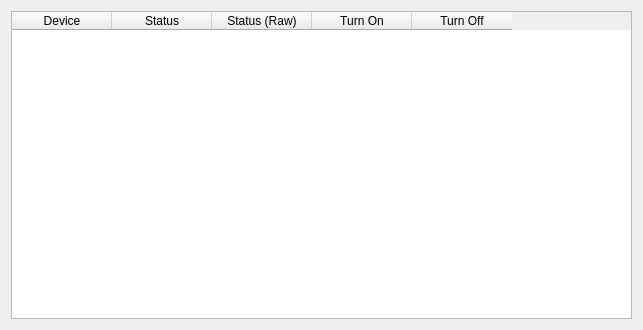
Old version of the form src/GUI/ui/statusMonitor.ui in the repository lnls-sirius/poemonitor-ioc.
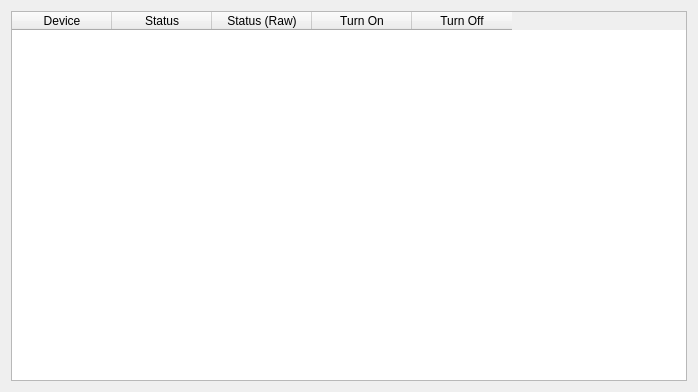
New version of the form.

Commit message: Safety commit - fixing bugs on dinamic monitor screen from GUI

Diff of the .ui file:
```diff
--- a/src/GUI/ui/statusMonitor.ui
+++ b/src/GUI/ui/statusMonitor.ui
@@ -6,20 +6,47 @@
    <rect>
     <x>0</x>
     <y>0</y>
-    <width>643</width>
-    <height>330</height>
+    <width>698</width>
+    <height>392</height>
    </rect>
   </property>
   <property name="windowTitle">
    <string>Form</string>
   </property>
-  <layout class="QGridLayout" name="gridLayout">
-   <item row="0" column="0">
+  <layout class="QVBoxLayout" name="verticalLayout_3">
+   <item>
     <widget class="QTableWidget" name="table">
+     <property name="sizePolicy">
+      <sizepolicy hsizetype="Expanding" vsizetype="Expanding">
+       <horstretch>0</horstretch>
+       <verstretch>0</verstretch>
+      </sizepolicy>
+     </property>
+     <property name="dragEnabled">
+      <bool>false</bool>
+     </property>
+     <property name="alternatingRowColors">
+      <bool>true</bool>
+     </property>
+     <attribute name="horizontalHeaderVisible">
+      <bool>true</bool>
+     </attribute>
+     <attribute name="horizontalHeaderCascadingSectionResizes">
+      <bool>true</bool>
+     </attribute>
+     <attribute name="horizontalHeaderMinimumSectionSize">
+      <number>57</number>
+     </attribute>
      <column>
       <property name="text">
        <string>Device</string>
       </property>
+      <property name="font">
+       <font>
+        <weight>50</weight>
+        <bold>false</bold>
+       </font>
+      </property>
      </column>
      <column>
       <property name="text">
```
The commit also changes 11 other files.
